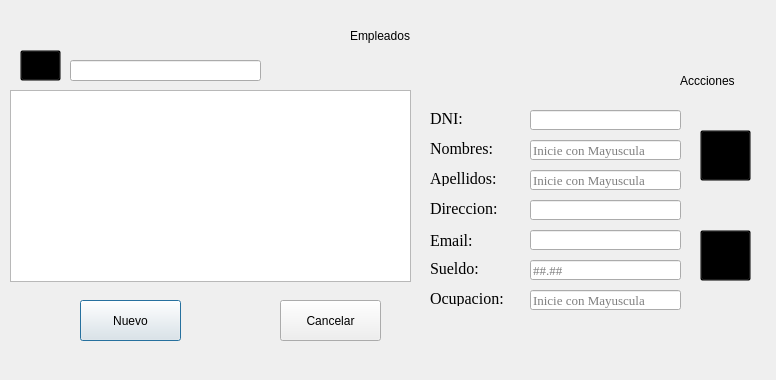
JeffersonFarCar/Sistema-de-Registro-de-Hotel, file Sistema_de_Registro_de_Hotel/gui_index_empleado.ui: the form before one commit.
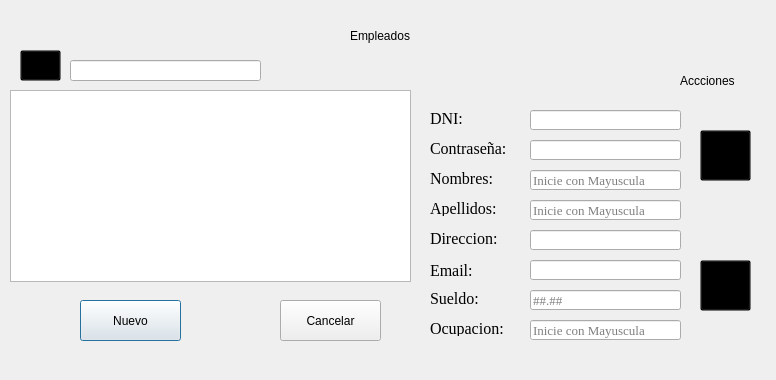
The form after the commit. Icons and pictures are not drawn.

The edit to the form file:
```diff
--- a/Sistema_de_Registro_de_Hotel/gui_index_empleado.ui
+++ b/Sistema_de_Registro_de_Hotel/gui_index_empleado.ui
@@ -115,7 +115,7 @@
    <property name="geometry">
     <rect>
      <x>700</x>
-     <y>230</y>
+     <y>260</y>
      <width>51</width>
      <height>51</height>
     </rect>
@@ -139,7 +139,7 @@
    <property name="geometry">
     <rect>
      <x>530</x>
-     <y>140</y>
+     <y>170</y>
      <width>151</width>
      <height>20</height>
     </rect>
@@ -158,7 +158,7 @@
    <property name="geometry">
     <rect>
      <x>530</x>
-     <y>170</y>
+     <y>200</y>
      <width>151</width>
      <height>20</height>
     </rect>
@@ -177,7 +177,7 @@
    <property name="geometry">
     <rect>
      <x>530</x>
-     <y>200</y>
+     <y>230</y>
      <width>151</width>
      <height>20</height>
     </rect>
@@ -193,7 +193,7 @@
    <property name="geometry">
     <rect>
      <x>530</x>
-     <y>230</y>
+     <y>260</y>
      <width>151</width>
      <height>20</height>
     </rect>
@@ -209,7 +209,7 @@
    <property name="geometry">
     <rect>
      <x>530</x>
-     <y>290</y>
+     <y>320</y>
      <width>151</width>
      <height>20</height>
     </rect>
@@ -228,7 +228,7 @@
    <property name="geometry">
     <rect>
      <x>530</x>
-     <y>260</y>
+     <y>290</y>
      <width>151</width>
      <height>20</height>
     </rect>
@@ -247,7 +247,7 @@
    <property name="geometry">
     <rect>
      <x>430</x>
-     <y>140</y>
+     <y>170</y>
      <width>81</width>
      <height>16</height>
     </rect>
@@ -272,7 +272,7 @@
    <property name="geometry">
     <rect>
      <x>430</x>
-     <y>170</y>
+     <y>200</y>
      <width>81</width>
      <height>16</height>
     </rect>
@@ -297,7 +297,7 @@
    <property name="geometry">
     <rect>
      <x>430</x>
-     <y>230</y>
+     <y>260</y>
      <width>81</width>
      <height>20</height>
     </rect>
@@ -322,7 +322,7 @@
    <property name="geometry">
     <rect>
      <x>430</x>
-     <y>290</y>
+     <y>320</y>
      <width>81</width>
      <height>16</height>
     </rect>
@@ -347,7 +347,7 @@
    <property name="geometry">
     <rect>
      <x>430</x>
-     <y>260</y>
+     <y>290</y>
      <width>81</width>
      <height>16</height>
     </rect>
@@ -372,7 +372,7 @@
    <property name="geometry">
     <rect>
      <x>430</x>
-     <y>200</y>
+     <y>230</y>
      <width>81</width>
      <height>16</height>
     </rect>
@@ -464,6 +464,50 @@
     </rect>
    </property>
   </widget>
+  <widget class="QLineEdit" name="lineEditContraModi">
+   <property name="geometry">
+    <rect>
+     <x>530</x>
+     <y>140</y>
+     <width>151</width>
+     <height>20</height>
+    </rect>
+   </property>
+   <property name="font">
+    <font>
+     <family>Times New Roman</family>
+     <pointsize>10</pointsize>
+    </font>
+   </property>
+   <property name="echoMode">
+    <enum>QLineEdit::Password</enum>
+   </property>
+  </widget>
+  <widget class="QLabel" name="label_10">
+   <property name="geometry">
+    <rect>
+     <x>430</x>
+     <y>140</y>
+     <width>81</width>
+     <height>16</height>
+    </rect>
+   </property>
+   <property name="font">
+    <font>
+     <family>Times New Roman</family>
+     <pointsize>12</pointsize>
+     <weight>50</weight>
+     <italic>false</italic>
+     <bold>false</bold>
+    </font>
+   </property>
+   <property name="styleSheet">
+    <string notr="true">font: 12pt &quot;Times New Roman&quot;;</string>
+   </property>
+   <property name="text">
+    <string>Contraseña:</string>
+   </property>
+  </widget>
  </widget>
  <resources/>
  <connections/>
```
